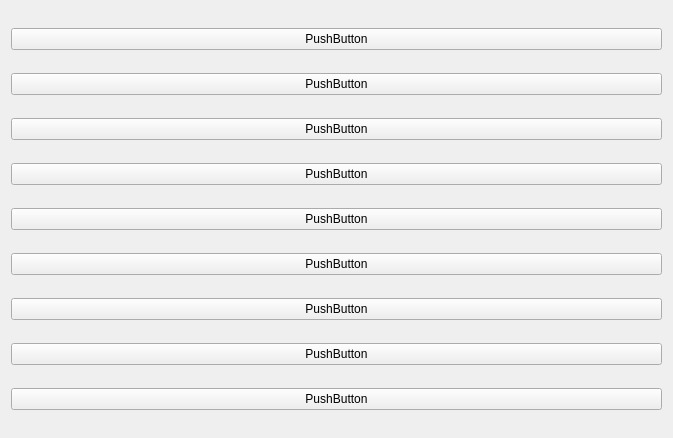
The window that view/ui/start_example_button.ui (StLeoX/easy-pyqt) describes before a commit, drawn with Qt 5.
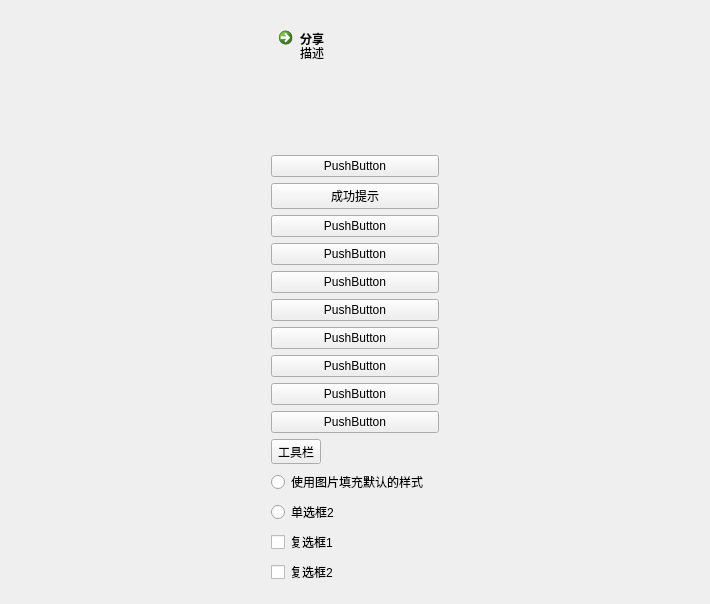
The same window after the commit.

Commit message: 添加快速创建eq示例脚本、添加所有基本元素、添加复选框样式、单选框样式

```diff
--- a/view/ui/start_example_button.ui
+++ b/view/ui/start_example_button.ui
@@ -6,14 +6,40 @@
    <rect>
     <x>0</x>
     <y>0</y>
-    <width>673</width>
-    <height>438</height>
+    <width>710</width>
+    <height>604</height>
    </rect>
   </property>
   <property name="windowTitle">
    <string>Form</string>
   </property>
+  <layout class="QHBoxLayout" name="horizontalLayout">
+   <item>
+    <spacer name="horizontalSpacer_2">
+     <property name="orientation">
+      <enum>Qt::Horizontal</enum>
+     </property>
+     <property name="sizeHint" stdset="0">
+      <size>
+       <width>40</width>
+       <height>20</height>
+      </size>
+     </property>
+    </spacer>
+   </item>
+   <item>
+    <widget class="QWidget" name="widget" native="true">
   <layout class="QVBoxLayout" name="verticalLayout">
+      <item>
+       <widget class="QCommandLinkButton" name="commandLinkButton">
+        <property name="text">
+         <string>分享</string>
+        </property>
+        <property name="description">
+         <string>描述</string>
+        </property>
+       </widget>
+      </item>
    <item>
     <widget class="QPushButton" name="pushButton">
      <property name="text">
@@ -21,6 +47,13 @@
      </property>
     </widget>
    </item>
+      <item>
+       <widget class="QPushButton" name="pushButton_10">
+        <property name="text">
+         <string>成功提示</string>
+        </property>
+       </widget>
+      </item>
    <item>
     <widget class="QPushButton" name="pushButton_2">
      <property name="text">
@@ -76,6 +109,57 @@
       <string>PushButton</string>
      </property>
     </widget>
+      </item>
+      <item>
+       <widget class="QToolButton" name="toolButton">
+        <property name="text">
+         <string>工具栏</string>
+        </property>
+       </widget>
+      </item>
+      <item>
+       <widget class="QRadioButton" name="radioButton">
+        <property name="text">
+         <string>使用图片填充默认的样式</string>
+        </property>
+       </widget>
+      </item>
+      <item>
+       <widget class="QRadioButton" name="radioButton_2">
+        <property name="text">
+         <string>单选框2</string>
+        </property>
+       </widget>
+      </item>
+      <item>
+       <widget class="QCheckBox" name="checkBox">
+        <property name="text">
+         <string>复选框1</string>
+        </property>
+       </widget>
+      </item>
+      <item>
+       <widget class="QCheckBox" name="checkBox_2">
+        <property name="text">
+         <string>复选框2</string>
+        </property>
+       </widget>
+      </item>
+     </layout>
+    </widget>
+   </item>
+   <item>
+    <spacer name="horizontalSpacer">
+     <property name="orientation">
+      <enum>Qt::Horizontal</enum>
+     </property>
+     <property name="sizeHint" stdset="0">
+      <size>
+       <width>242</width>
+       <height>20</height>
+      </size>
+     </property>
+    </spacer>
    </item>
   </layout>
  </widget>
```
Lines whose indentation alone changed are shown as unchanged. The commit also changes 17 other files.
